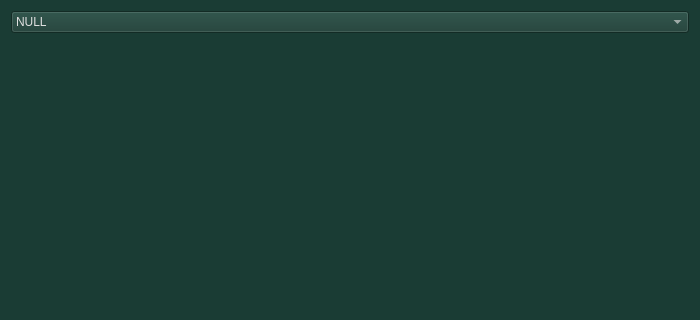
Above: statistics.ui from Azer-khadhraoui/ALDAWRY-FOOTBALL before the change; both pictures show x 0 to 700 and y 0 to 320 of the 700 by 500 pixel window. Below: the same form after it.
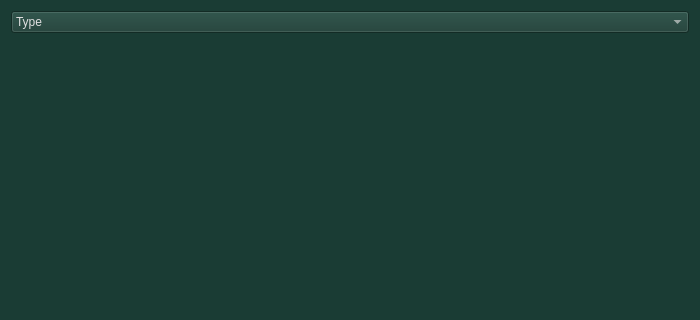
That is the form after the change. Custom widgets are drawn as their Qt base class.

```diff
--- a/statistics.ui
+++ b/statistics.ui
@@ -21,7 +21,7 @@
     <widget class="QComboBox" name="comboBox">
      <item>
       <property name="text">
-       <string>NULL</string>
+       <string>Type</string>
       </property>
      </item>
      <item>
```
